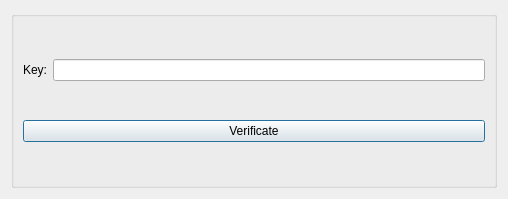
This is auth.ui in LyberSPQR/Helfheim-VPN as Qt 5 draws it before an edit. The edited form follows.
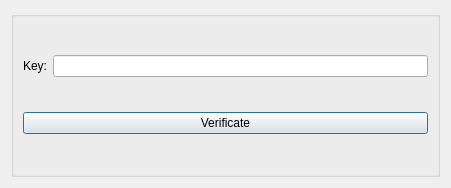
This is the edited form.

Commit message: change buttons icon

```diff
--- a/auth.ui
+++ b/auth.ui
@@ -6,8 +6,8 @@
    <rect>
     <x>0</x>
     <y>0</y>
-    <width>508</width>
-    <height>199</height>
+    <width>451</width>
+    <height>188</height>
    </rect>
   </property>
   <property name="windowTitle">
```
The commit also changes 7 other files.
